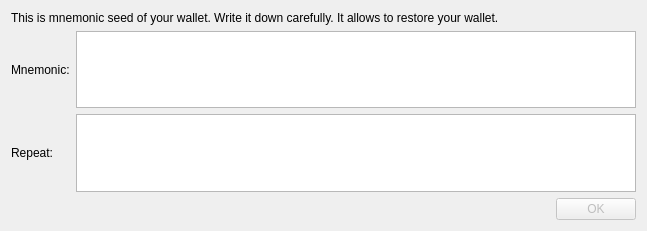
Above: src/gui/ui/verifymnemonicseeddialog.ui from cryptonotefoundation/cryptonotewallet before the change. Below: the same form after it.
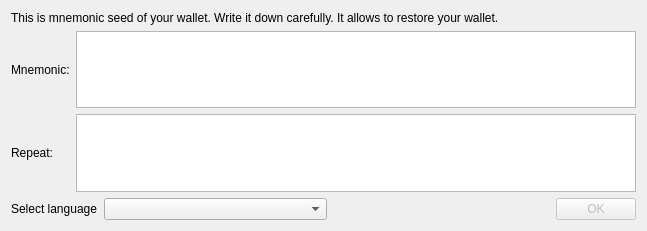
That is the form after the change.

Commit message: Mnemonic seed language selection

Diff of the .ui file:
```diff
--- a/src/gui/ui/verifymnemonicseeddialog.ui
+++ b/src/gui/ui/verifymnemonicseeddialog.ui
@@ -84,7 +84,17 @@
      <item>
       <widget class="QLabel" name="m_errorLabel">
        <property name="text">
-        <string/>
+        <string>Select language</string>
+       </property>
+      </widget>
+     </item>
+     <item>
+      <widget class="QComboBox" name="m_languageCombo">
+       <property name="sizePolicy">
+        <sizepolicy hsizetype="Expanding" vsizetype="Fixed">
+         <horstretch>0</horstretch>
+         <verstretch>0</verstretch>
+        </sizepolicy>
        </property>
       </widget>
      </item>
@@ -95,7 +105,7 @@
        </property>
        <property name="sizeHint" stdset="0">
         <size>
-         <width>40</width>
+         <width>60</width>
          <height>20</height>
         </size>
        </property>
```
Left out of the diff: 18 changed lines with no effect on the pictures. The commit also changes 13 other files.
